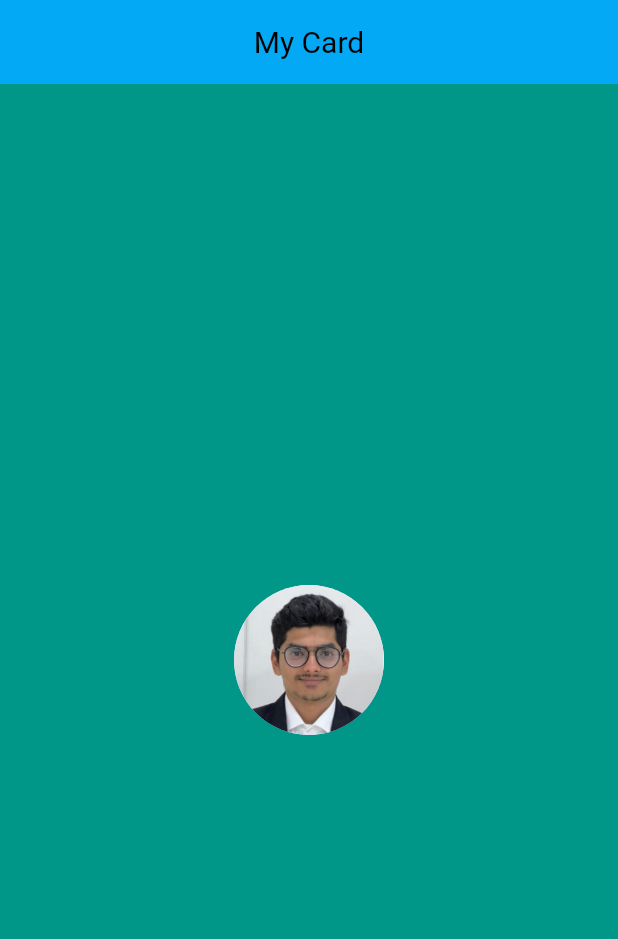
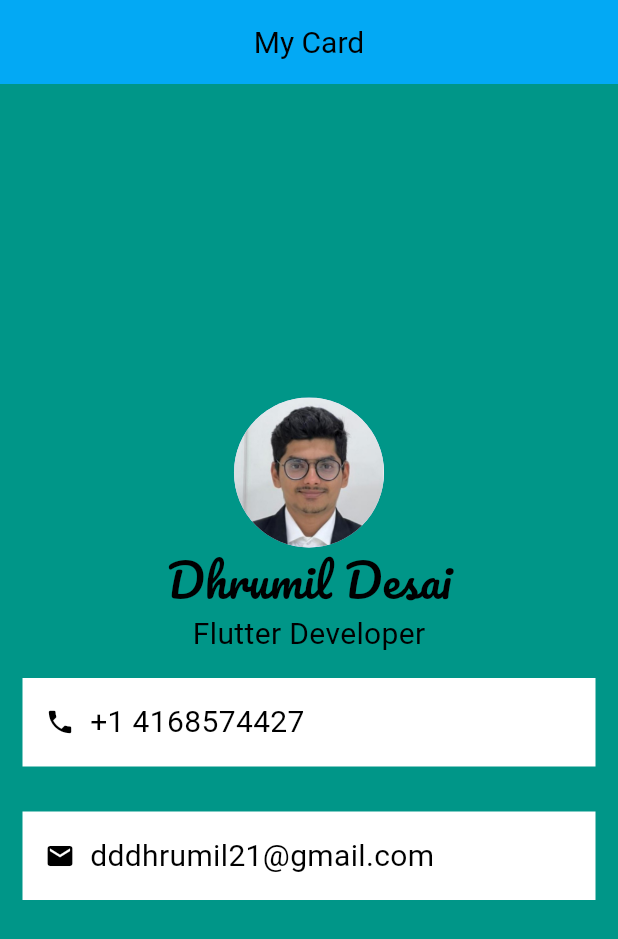
Before and after one commit to Dhrumil2101/visiting_card, a Flutter app: the screen it shows after launch, on a phone screen of 412 x 824 dp. Shown: the top 939 px of the screen. Run offline on Flutter 3.47's test engine with Material 3 defaults, Android fonts, the phone set to English and light mode, and no system bars.

Commit message:
add name and contact details

```diff
--- a/lib/main.dart
+++ b/lib/main.dart
@@ -1,9 +1,7 @@
 import 'package:flutter/material.dart';
 
 void main() {
-  runApp(
-      Myapp()
-  );
+  runApp(Myapp());
 }
 
 class Myapp extends StatelessWidget {
@@ -15,7 +13,11 @@ class Myapp extends StatelessWidget {
       home: Scaffold(
         backgroundColor: Colors.teal,
         appBar: AppBar(
-          title: Center(child: Text("My Card",style: TextStyle(color: Colors.black,fontSize: 20.0),)),
+          title: Center(
+              child: Text(
+            "My Card",
+            style: TextStyle(color: Colors.black, fontSize: 20.0),
+          )),
           backgroundColor: Colors.lightBlue,
         ),
         body: SafeArea(
@@ -27,7 +29,57 @@ class Myapp extends StatelessWidget {
                   radius: 50.0,
                   backgroundImage: AssetImage("images/dhrumil.jpeg"),
                 ),
-              )
+              ),
+              Column(
+                children: [
+                  Text(
+                    "Dhrumil Desai",
+                    style: TextStyle(
+                        color: Colors.black,
+                        fontSize: 30.0,
+                        fontFamily: "Pacifico"),
+                  ),
+                  Text(
+                    "Flutter Developer",
+                    style: TextStyle(
+                        color: Colors.black,
+                        fontSize: 20.0,
+                    ),
+                  ),
+                  Column(
+                    children: [
+                      Container(
+                        padding: EdgeInsets.all(15.0),
+                        margin: EdgeInsets.symmetric(vertical: 15.0,horizontal: 15.0),
+                        color: Colors.white,
+                        child: Row(
+                          children: <Widget>[
+                            Icon(Icons.phone,size: 20.0,color: Colors.black,),
+                            SizedBox(
+                              width: 10.0,
+                            ),
+                            Text("+1 4168574427",style: TextStyle(color: Colors.black,fontSize: 20.0),)
+                          ],
+                        ),
+                      ),
+                      Container(
+                        padding: EdgeInsets.all(15.0),
+                        margin: EdgeInsets.symmetric(vertical: 15.0,horizontal: 15.0),
+                        color: Colors.white,
+                        child: Row(
+                          children: <Widget>[
+                            Icon(Icons.email,size: 20.0,color: Colors.black,),
+                            SizedBox(
+                              width: 10.0,
+                            ),
+                            Text("dddhrumil21@gmail.com",style: TextStyle(color: Colors.black,fontSize: 20.0),)
+                          ],
+                        ),
+                      ),
+                    ],
+                  ),
+                ],
+              ),
             ],
           ),
         ),
```
Also changed, not shown: pubspec.yaml (+6 -11 lines), fonts/Pacifico-Regular.ttf (added).
